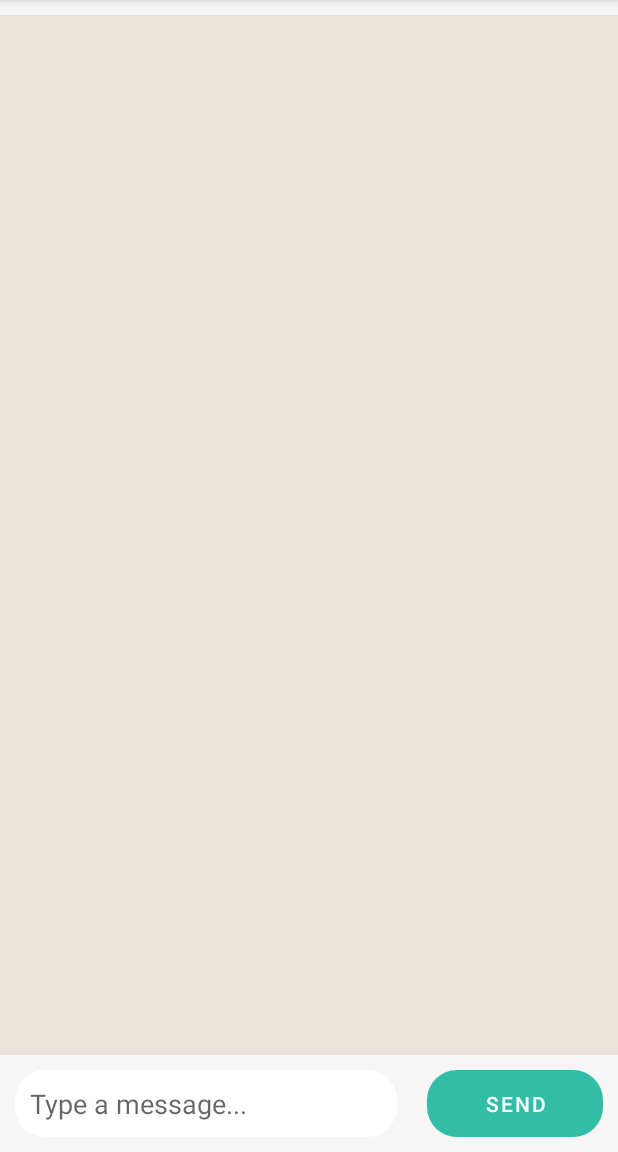
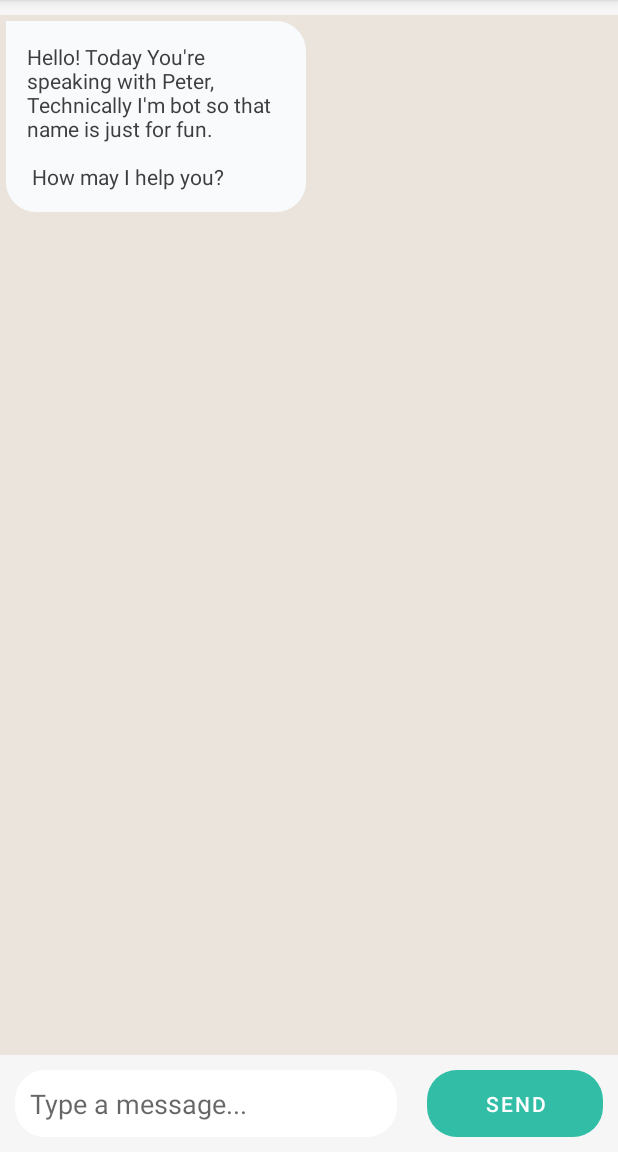
Before and after one commit to Muqorrobin22/chatbot-with-kotlin-and-python, an Android app: the screen it shows after launch (MainActivity), on a phone screen of 412 x 824 dp, the part 84-1236 px from its top. Run offline under Robolectric (Android 15) with nearby library versions, the phone set to English and light mode, and no system bars.

Commit message:
Full fledge Chatbot app with hardcoded data done. Wrapping up all the bot on the App statically

```diff
--- a/app/src/main/java/com/example/chatbot_app_pa/ui/MainActivity.kt
+++ b/app/src/main/java/com/example/chatbot_app_pa/ui/MainActivity.kt
@@ -2,11 +2,120 @@ package com.example.chatbot_app_pa.ui
 
 import androidx.appcompat.app.AppCompatActivity
 import android.os.Bundle
+import android.widget.Button
+import android.widget.EditText
+import android.widget.TextView
+import androidx.recyclerview.widget.LinearLayoutManager
+import androidx.recyclerview.widget.RecyclerView
 import com.example.chatbot_app_pa.R
+import com.example.chatbot_app_pa.data.Message
+import com.example.chatbot_app_pa.utils.BotResponse
+import com.example.chatbot_app_pa.utils.Constant.RECEIVE_ID
+import com.example.chatbot_app_pa.utils.Constant.SEND_ID
+import kotlinx.coroutines.*
+import java.sql.Time
+import java.time.LocalDateTime
 
 class MainActivity : AppCompatActivity() {
+
+    private lateinit var adapter: MessageAdapter
+    private val botList = listOf("Peter", "Ahmed", "Mohammed", "Fransisca")
     override fun onCreate(savedInstanceState: Bundle?) {
         super.onCreate(savedInstanceState)
         setContentView(R.layout.activity_main)
+
+        recyclerView()
+
+        clickEvents()
+        welcomeChatbot()
     }
+
+    fun clickEvents() {
+        val sendButton = findViewById<Button>(R.id.btn_send)
+        val messageField = findViewById<EditText>(R.id.et_message)
+
+        sendButton.setOnClickListener {
+            sendMessage()
+        }
+
+        messageField.setOnClickListener {
+            GlobalScope.launch {
+                delay(100)
+                withContext(Dispatchers.Main){
+                    findViewById<RecyclerView>(R.id.rv_messages).scrollToPosition(adapter.itemCount - 1)
+                }
+            }
+        }
+
+    }
+
+    fun welcomeChatbot() {
+        val random = (0..3).random()
+        customMessage("Hello! Today You're speaking with ${botList[random]}, " +
+                "Technically I'm bot so that name is just for fun. \n\n How may I help you?"
+        )
+    }
+
+    private fun customMessage(message: String) {
+        GlobalScope.launch {
+            delay(1000)
+            withContext(Dispatchers.Main) {
+//                var timestamp = LocalDateTime.now().toString()
+                adapter.insertMessage(Message(message, RECEIVE_ID, "20:44"))
+
+                findViewById<RecyclerView>(R.id.rv_messages).scrollToPosition(adapter.itemCount - 1)
+
+            }
+        }
+    }
+
+    private fun recyclerView() {
+        adapter = MessageAdapter()
+        findViewById<RecyclerView>(R.id.rv_messages).adapter = adapter
+        findViewById<RecyclerView>(R.id.rv_messages).layoutManager = LinearLayoutManager(applicationContext)
+    }
+
+    private fun sendMessage() {
+        val message = findViewById<EditText>(R.id.et_message).text.toString()
+        val timeStamp = "20:44"
+
+        if(message.isNotEmpty()){
+            findViewById<EditText>(R.id.et_message).setText("")
+
+            adapter.insertMessage(Message(message, SEND_ID, timeStamp))
+            findViewById<RecyclerView>(R.id.rv_messages).scrollToPosition(adapter.itemCount - 1)
+
+            botResponse(message)
+        }
+    }
+
+    private fun botResponse(message: String) {
+        val timeStamp = "20:44"
+
+        GlobalScope.launch {
+            delay(1000)
+            withContext(Dispatchers.Main) {
+
+                val response = BotResponse.basicResponses(message)
+                adapter.insertMessage(Message(response, RECEIVE_ID, timeStamp))
+
+                findViewById<RecyclerView>(R.id.rv_messages).scrollToPosition(adapter.itemCount - 1)
+
+            }
+        }
+
+    }
+
+    override fun onStart() {
+        super.onStart()
+
+        GlobalScope.launch {
+            delay(1000)
+            withContext(Dispatchers.Main) {
+                findViewById<RecyclerView>(R.id.rv_messages).scrollToPosition(adapter.itemCount - 1)
+            }
+        }
+
+    }
+
 }
```
